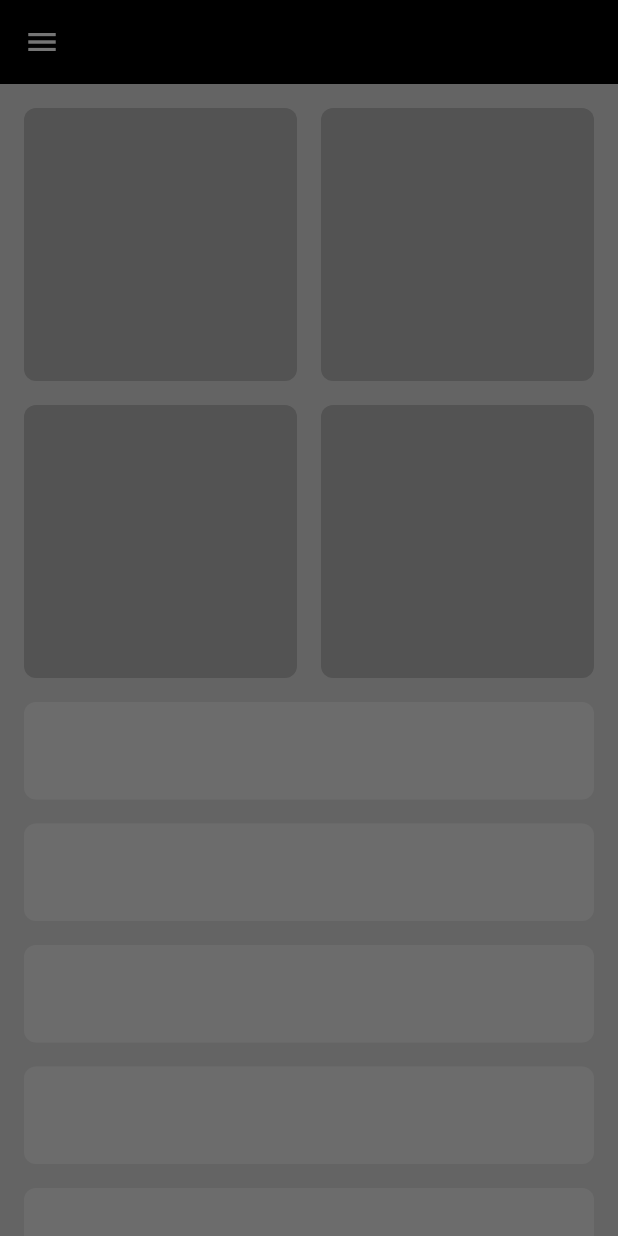
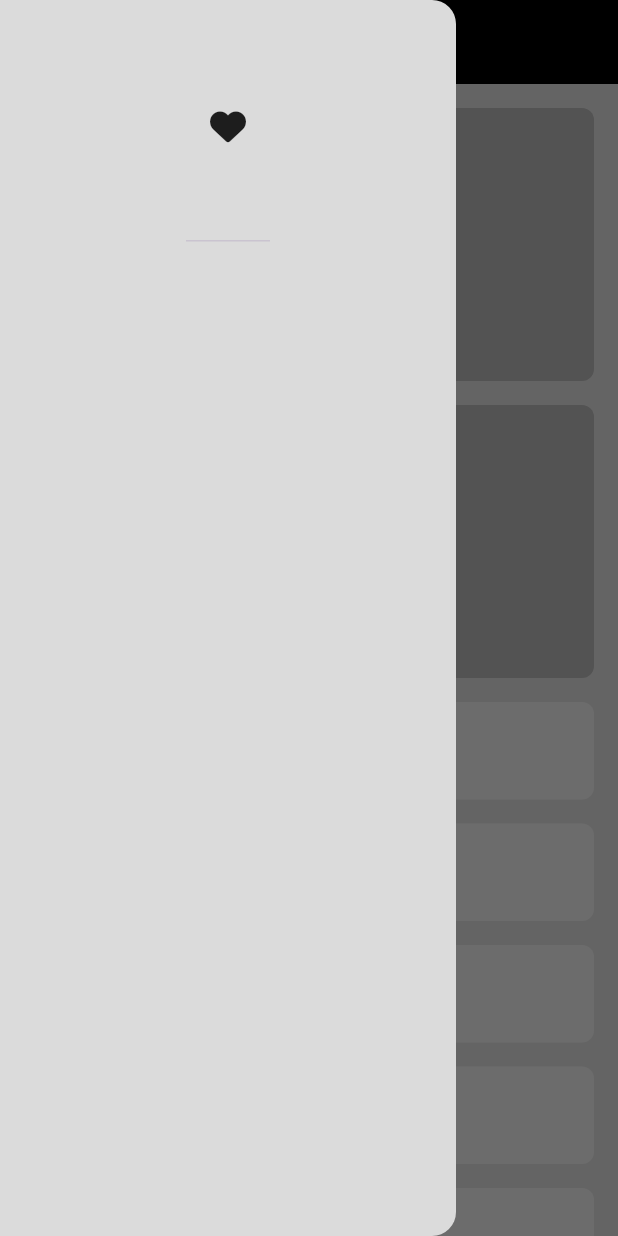
Before and after one commit to osa989/responsive_app, a Flutter app: the screen it shows after launch, with the side drawer open, on a phone screen of 412 x 824 dp. Run offline on Flutter 3.47's test engine with Material 3 defaults, Android fonts, the phone set to English and light mode, and no system bars; our stand-ins replace font_awesome_flutter.

Commit message:
create header icon

```diff
--- a/lib/views/widgets/custom_drawer.dart
+++ b/lib/views/widgets/custom_drawer.dart
@@ -1,10 +1,22 @@
 import 'package:flutter/material.dart';
+import 'package:font_awesome_flutter/font_awesome_flutter.dart';
 
 class CustomDrawer extends StatelessWidget {
   const CustomDrawer({super.key});
 
   @override
   Widget build(BuildContext context) {
-    return Container();
+    return const Drawer(
+      backgroundColor: Color(0xffDBDBDB),
+      child: Column(
+        children: [
+          DrawerHeader(
+            child: Icon(
+              FontAwesomeIcons.solidHeart,
+            ),
+          ),
+        ],
+      ),
+    );
   }
 }
```
Also changed, not shown: lib/main.dart (+0 -10 lines), lib/views/home_view.dart (+8 -0 lines), pubspec.yaml (+4 -12 lines), pubspec.lock.
